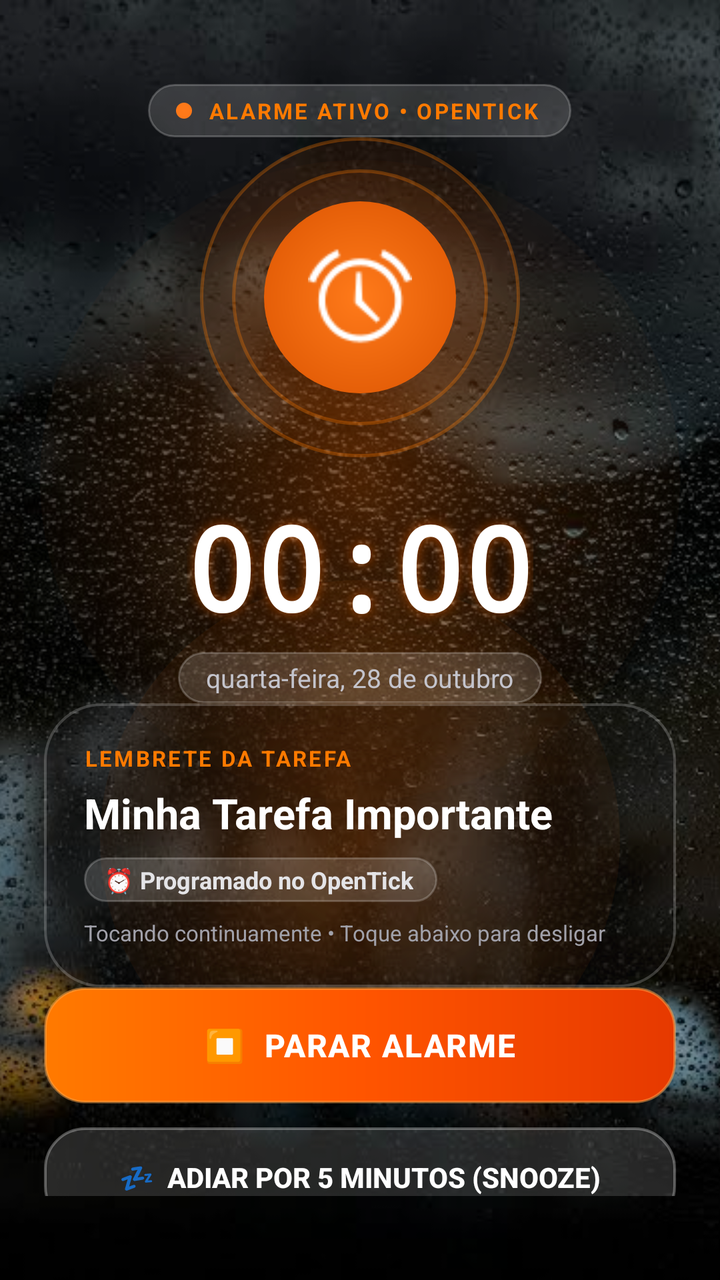
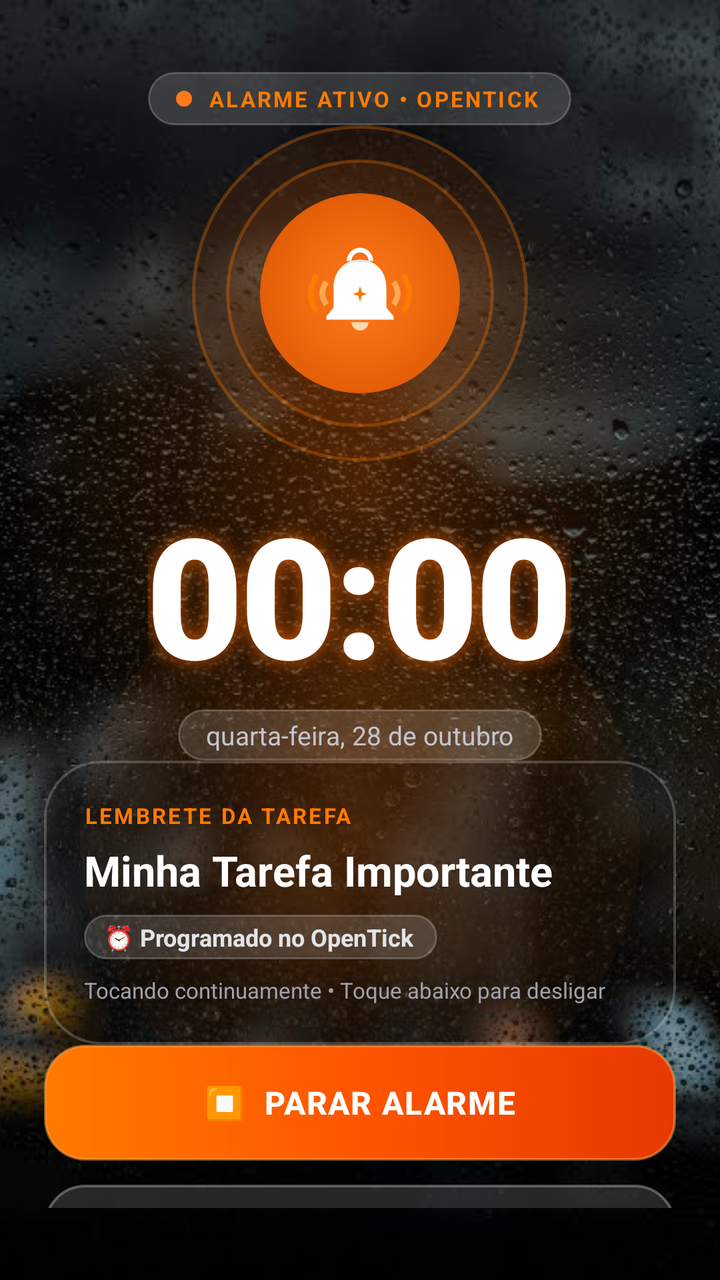

Screens rendered from an Android XML layout before and after an edit, with the pre-edit source and the edit as a unified diff.
<!-- AndroidManifest.xml: activity theme AppTheme.AlarmTheme -->
<!-- res/layout/activity_alarm.xml -->
<?xml version="1.0" encoding="utf-8"?>
<FrameLayout xmlns:android="http://schemas.android.com/apk/res/android"
    android:layout_width="match_parent"
    android:layout_height="match_parent"
    android:background="@android:color/transparent">

    
    <ImageView
        android:id="@+id/alarm_rain_bg"
        android:layout_width="match_parent"
        android:layout_height="match_parent"
        android:scaleType="centerCrop"
        android:src="@drawable/bg_rain_glass_dark" />

    
    <View
        android:layout_width="match_parent"
        android:layout_height="match_parent"
        android:background="#59000000" />

    
    <View
        android:layout_width="320dp"
        android:layout_height="320dp"
        android:layout_gravity="center_horizontal|top"
        android:layout_marginTop="80dp"
        android:background="@drawable/bg_ambient_glow" />

    <View
        android:layout_width="260dp"
        android:layout_height="260dp"
        android:layout_gravity="center_horizontal|bottom"
        android:layout_marginBottom="90dp"
        android:background="@drawable/bg_ambient_glow" />

    
    <LinearLayout
        android:layout_width="match_parent"
        android:layout_height="match_parent"
        android:orientation="vertical"
        android:gravity="center_horizontal"
        android:paddingStart="22dp"
        android:paddingEnd="22dp"
        android:paddingTop="42dp"
        android:paddingBottom="42dp">

        
        <LinearLayout
            android:layout_width="wrap_content"
            android:layout_height="wrap_content"
            android:orientation="horizontal"
            android:gravity="center_vertical"
            android:background="@drawable/bg_glass_pill"
            android:paddingStart="14dp"
            android:paddingEnd="16dp"
            android:paddingTop="6dp"
            android:paddingBottom="6dp">

            <View
                android:id="@+id/alarm_pulsing_dot"
                android:layout_width="8dp"
                android:layout_height="8dp"
                android:layout_marginEnd="8dp"
                android:background="@drawable/bg_alarm_bell_circle" />

            <TextView
                android:layout_width="wrap_content"
                android:layout_height="wrap_content"
                android:text="ALARME ATIVO • OPENTICK"
                android:textColor="#FF7A00"
                android:textSize="11sp"
                android:textStyle="bold"
                android:letterSpacing="0.1" />
        </LinearLayout>

        
        <View
            android:layout_width="match_parent"
            android:layout_height="0dp"
            android:layout_weight="0.8" />

        
        <RelativeLayout
            android:layout_width="160dp"
            android:layout_height="160dp"
            android:gravity="center">

            
            <View
                android:id="@+id/alarm_outer_ripple"
                android:layout_width="160dp"
                android:layout_height="160dp"
                android:layout_centerInParent="true"
                android:background="@drawable/bg_bell_ripple" />

            
            <View
                android:id="@+id/alarm_mid_ripple"
                android:layout_width="128dp"
                android:layout_height="128dp"
                android:layout_centerInParent="true"
                android:background="@drawable/bg_bell_ripple" />

            
            <RelativeLayout
                android:id="@+id/alarm_bell_container"
                android:layout_width="96dp"
                android:layout_height="96dp"
                android:layout_centerInParent="true"
                android:gravity="center"
                android:background="@drawable/bg_alarm_bell_circle">

                <ImageView
                    android:id="@+id/alarm_bell_icon"
                    android:layout_width="52dp"
                    android:layout_height="52dp"
                    android:src="@android:drawable/ic_lock_idle_alarm"
                    android:tint="#ffffff" />
            </RelativeLayout>
        </RelativeLayout>

        
        <TextView
            android:id="@+id/alarm_clock_time"
            android:layout_width="wrap_content"
            android:layout_height="wrap_content"
            android:layout_marginTop="16dp"
            android:text="00:00"
            android:textColor="#FFFFFF"
            android:textSize="58sp"
            android:textStyle="bold"
            android:fontFamily="monospace"
            android:shadowColor="#80FF6B00"
            android:shadowDx="0"
            android:shadowDy="0"
            android:shadowRadius="14" />

        
        <TextView
            android:id="@+id/alarm_clock_date"
            android:layout_width="wrap_content"
            android:layout_height="wrap_content"
            android:layout_marginTop="4dp"
            android:background="@drawable/bg_glass_pill"
            android:paddingStart="14dp"
            android:paddingEnd="14dp"
            android:paddingTop="4dp"
            android:paddingBottom="4dp"
            android:text="quarta-feira, 28 de outubro"
            android:textColor="#C4C4CC"
            android:textSize="13sp" />

        
        <View
            android:layout_width="match_parent"
            android:layout_height="0dp"
            android:layout_weight="0.6" />

        
        <LinearLayout
            android:layout_width="match_parent"
            android:layout_height="wrap_content"
            android:orientation="vertical"
            android:background="@drawable/bg_glass_card"
            android:padding="20dp">

            <TextView
                android:layout_width="wrap_content"
                android:layout_height="wrap_content"
                android:text="LEMBRETE DA TAREFA"
                android:textColor="#FF7A00"
                android:textSize="11sp"
                android:textStyle="bold"
                android:letterSpacing="0.1" />

            <TextView
                android:id="@+id/alarm_task_title"
                android:layout_width="match_parent"
                android:layout_height="wrap_content"
                android:layout_marginTop="6dp"
                android:text="Minha Tarefa Importante"
                android:textColor="#FFFFFF"
                android:textSize="21sp"
                android:textStyle="bold"
                android:maxLines="3"
                android:ellipsize="end" />

            <LinearLayout
                android:layout_width="wrap_content"
                android:layout_height="wrap_content"
                android:orientation="horizontal"
                android:layout_marginTop="8dp"
                android:gravity="center_vertical"
                android:background="@drawable/bg_glass_pill"
                android:paddingStart="10dp"
                android:paddingEnd="12dp"
                android:paddingTop="3dp"
                android:paddingBottom="3dp">

                <TextView
                    android:id="@+id/alarm_task_time_badge"
                    android:layout_width="wrap_content"
                    android:layout_height="wrap_content"
                    android:text="⏰ Programado no OpenTick"
                    android:textColor="#E4E4E7"
                    android:textSize="12sp"
                    android:textStyle="bold" />
            </LinearLayout>

            <TextView
                android:layout_width="wrap_content"
                android:layout_height="wrap_content"
                android:layout_marginTop="8dp"
                android:text="Tocando continuamente • Toque abaixo para desligar"
                android:textColor="#A1A1AA"
                android:textSize="11sp" />
        </LinearLayout>

        
        <View
            android:layout_width="match_parent"
            android:layout_height="0dp"
            android:layout_weight="1.0" />

        
        
        <Button
            android:id="@+id/btn_stop_alarm"
            android:layout_width="match_parent"
            android:layout_height="58dp"
            android:background="@drawable/bg_glass_stop_btn"
            android:text="⏹️  PARAR ALARME"
            android:textColor="#FFFFFF"
            android:textSize="16sp"
            android:textStyle="bold"
            android:letterSpacing="0.04"
            android:stateListAnimator="@null" />

        
        <Button
            android:id="@+id/btn_snooze_alarm"
            android:layout_width="match_parent"
            android:layout_height="50dp"
            android:layout_marginTop="12dp"
            android:background="@drawable/bg_glass_snooze_btn"
            android:text="💤  Adiar por 5 minutos (Snooze)"
            android:textColor="#FFFFFF"
            android:textSize="14sp"
            android:textStyle="bold"
            android:stateListAnimator="@null" />

        
        <Button
            android:id="@+id/btn_open_app"
            android:layout_width="wrap_content"
            android:layout_height="38dp"
            android:layout_marginTop="10dp"
            android:layout_marginBottom="6dp"
            android:background="@drawable/bg_glass_pill"
            android:paddingStart="16dp"
            android:paddingEnd="16dp"
            android:text="Abrir tarefa no aplicativo ↗"
            android:textColor="#D4D4D8"
            android:textSize="12sp"
            android:stateListAnimator="@null" />

    </LinearLayout>

</FrameLayout>
<!-- resources referenced by this layout -->
<resources>
  <!-- drawable bg_alarm_bell_circle (drawable) -->
  <?xml version="1.0" encoding="utf-8"?>
  <shape xmlns:android="http://schemas.android.com/apk/res/android"
      android:shape="oval">
      <gradient
          android:type="radial"
          android:gradientRadius="70dp"
          android:startColor="#ff7a1a"
          android:endColor="#d95200" />
  </shape>
  <!-- drawable bg_ambient_glow (drawable) -->
  <?xml version="1.0" encoding="utf-8"?>
  <shape xmlns:android="http://schemas.android.com/apk/res/android"
      android:shape="oval">
      <gradient
          android:type="radial"
          android:gradientRadius="180dp"
          android:startColor="#47FF6B00"
          android:centerColor="#1AFF6B00"
          android:endColor="#00000000" />
  </shape>
  <!-- drawable bg_bell_ripple (drawable) -->
  <?xml version="1.0" encoding="utf-8"?>
  <shape xmlns:android="http://schemas.android.com/apk/res/android"
      android:shape="oval">
      <solid android:color="#14FF6B00" />
      <stroke android:width="1.5dp" android:color="#4DFF7A00" />
  </shape>
  <!-- drawable bg_glass_card (drawable) -->
  <?xml version="1.0" encoding="utf-8"?>
  <shape xmlns:android="http://schemas.android.com/apk/res/android"
      android:shape="rectangle">
      <corners android:radius="28dp" />
      <solid android:color="#2B1A1A22" />
      <stroke android:width="1.2dp" android:color="#33FFFFFF" />
  </shape>
  <!-- drawable bg_glass_pill (drawable) -->
  <?xml version="1.0" encoding="utf-8"?>
  <shape xmlns:android="http://schemas.android.com/apk/res/android"
      android:shape="rectangle">
      <corners android:radius="999dp" />
      <solid android:color="#26FFFFFF" />
      <stroke android:width="1dp" android:color="#36FFFFFF" />
  </shape>
  <!-- drawable bg_glass_snooze_btn (drawable) -->
  <?xml version="1.0" encoding="utf-8"?>
  <shape xmlns:android="http://schemas.android.com/apk/res/android"
      android:shape="rectangle">
      <corners android:radius="20dp" />
      <solid android:color="#24FFFFFF" />
      <stroke android:width="1.2dp" android:color="#4DFFFFFF" />
  </shape>
  <!-- unchanged entries left out for length: 3 -->
</resources>

<!-- the commit's change to res/layout/activity_alarm.xml (unified diff, before → after) -->
@@ -20,17 +20,17 @@
 
     
     <View
-        android:layout_width="320dp"
-        android:layout_height="320dp"
+        android:layout_width="340dp"
+        android:layout_height="340dp"
         android:layout_gravity="center_horizontal|top"
-        android:layout_marginTop="80dp"
+        android:layout_marginTop="70dp"
         android:background="@drawable/bg_ambient_glow" />
 
     <View
-        android:layout_width="260dp"
-        android:layout_height="260dp"
+        android:layout_width="280dp"
+        android:layout_height="280dp"
         android:layout_gravity="center_horizontal|bottom"
-        android:layout_marginBottom="90dp"
+        android:layout_marginBottom="80dp"
         android:background="@drawable/bg_ambient_glow" />
 
     
@@ -41,8 +41,8 @@
         android:gravity="center_horizontal"
         android:paddingStart="22dp"
         android:paddingEnd="22dp"
-        android:paddingTop="42dp"
-        android:paddingBottom="42dp">
+        android:paddingTop="36dp"
+        android:paddingBottom="36dp">
 
         
         <LinearLayout
@@ -77,45 +77,44 @@
         <View
             android:layout_width="match_parent"
             android:layout_height="0dp"
-            android:layout_weight="0.8" />
+            android:layout_weight="0.6" />
 
         
         <RelativeLayout
-            android:layout_width="160dp"
-            android:layout_height="160dp"
+            android:layout_width="168dp"
+            android:layout_height="168dp"
             android:gravity="center">
 
             
             <View
                 android:id="@+id/alarm_outer_ripple"
-                android:layout_width="160dp"
-                android:layout_height="160dp"
+                android:layout_width="168dp"
+                android:layout_height="168dp"
                 android:layout_centerInParent="true"
                 android:background="@drawable/bg_bell_ripple" />
 
             
             <View
                 android:id="@+id/alarm_mid_ripple"
-                android:layout_width="128dp"
-                android:layout_height="128dp"
+                android:layout_width="134dp"
+                android:layout_height="134dp"
                 android:layout_centerInParent="true"
                 android:background="@drawable/bg_bell_ripple" />
 
             
             <RelativeLayout
                 android:id="@+id/alarm_bell_container"
-                android:layout_width="96dp"
-                android:layout_height="96dp"
+                android:layout_width="100dp"
+                android:layout_height="100dp"
                 android:layout_centerInParent="true"
                 android:gravity="center"
                 android:background="@drawable/bg_alarm_bell_circle">
 
                 <ImageView
                     android:id="@+id/alarm_bell_icon"
-                    android:layout_width="52dp"
-                    android:layout_height="52dp"
-                    android:src="@android:drawable/ic_lock_idle_alarm"
-                    android:tint="#ffffff" />
+                    android:layout_width="60dp"
+                    android:layout_height="60dp"
+                    android:src="@drawable/ic_modern_alarm_bell" />
             </RelativeLayout>
         </RelativeLayout>
 
@@ -124,23 +123,24 @@
             android:id="@+id/alarm_clock_time"
             android:layout_width="wrap_content"
             android:layout_height="wrap_content"
-            android:layout_marginTop="16dp"
+            android:layout_marginTop="10dp"
             android:text="00:00"
             android:textColor="#FFFFFF"
-            android:textSize="58sp"
+            android:textSize="84sp"
             android:textStyle="bold"
-            android:fontFamily="monospace"
-            android:shadowColor="#80FF6B00"
+            android:fontFamily="sans-serif-black"
+            android:letterSpacing="-0.02"
+            android:shadowColor="#B3FF6B00"
             android:shadowDx="0"
             android:shadowDy="0"
-            android:shadowRadius="14" />
+            android:shadowRadius="24" />
 
         
         <TextView
             android:id="@+id/alarm_clock_date"
             android:layout_width="wrap_content"
             android:layout_height="wrap_content"
-            android:layout_marginTop="4dp"
+            android:layout_marginTop="2dp"
             android:background="@drawable/bg_glass_pill"
             android:paddingStart="14dp"
             android:paddingEnd="14dp"
@@ -154,7 +154,7 @@
         <View
             android:layout_width="match_parent"
             android:layout_height="0dp"
-            android:layout_weight="0.6" />
+            android:layout_weight="0.5" />
 
         
         <LinearLayout
@@ -220,7 +220,7 @@
         <View
             android:layout_width="match_parent"
             android:layout_height="0dp"
-            android:layout_weight="1.0" />
+            android:layout_weight="0.9" />
 
         
         
<!-- resource entries referenced after the edit -->
@@ -52,6 +52,55 @@
       <solid android:color="#24FFFFFF" />
       <stroke android:width="1.2dp" android:color="#4DFFFFFF" />
   </shape>
+  <!-- drawable ic_modern_alarm_bell (drawable) -->
+  <?xml version="1.0" encoding="utf-8"?>
+  <vector xmlns:android="http://schemas.android.com/apk/res/android"
+      android:width="64dp"
+      android:height="64dp"
+      android:viewportWidth="100"
+      android:viewportHeight="100">
+  
+      
+      <path
+          android:fillColor="#FFFFFF"
+          android:pathData="M50,12 C44,12 39,17 39,23 L43,23 C43,19 46,16 50,16 C54,16 57,19 57,23 L61,23 C61,17 56,12 50,12 Z" />
+  
+      
+      <path
+          android:fillColor="#FFA74F"
+          android:pathData="M24,42 C20,47 20,53 24,58 L20,61 C15,53 15,47 20,39 Z" />
+      <path
+          android:fillColor="#FF7A00"
+          android:pathData="M16,36 C10,44 10,56 16,64 L12,67 C5,56 5,44 12,33 Z" />
+  
+      
+      <path
+          android:fillColor="#FFA74F"
+          android:pathData="M76,42 C80,47 80,53 76,58 L80,61 C85,53 85,47 80,39 Z" />
+      <path
+          android:fillColor="#FF7A00"
+          android:pathData="M84,36 C90,44 90,56 84,64 L88,67 C95,56 95,44 88,33 Z" />
+  
+      
+      <path
+          android:fillColor="#FFFFFF"
+          android:pathData="M50,22 C37,22 28,32 28,45 L28,62 L22,69 L22,72 L78,72 L78,69 L72,62 L72,45 C72,32 63,22 50,22 Z" />
+  
+      
+      <path
+          android:fillColor="#E2E8F0"
+          android:pathData="M50,22 C53,22 62,24 67,31 C63,26 57,24 50,24 C43,24 37,26 33,31 C38,24 47,22 50,22 Z" />
+  
+      
+      <path
+          android:fillColor="#FFD8B0"
+          android:pathData="M43,74 C43,78 46,81 50,81 C54,81 57,78 57,74 Z" />
+  
+      
+      <path
+          android:fillColor="#FF7A00"
+          android:pathData="M50,44 L51.5,49 L56,50.5 L51.5,52 L50,57 L48.5,52 L44,50.5 L48.5,49 Z" />
+  </vector>
   <!-- unchanged entries left out for length: 3 -->
 </resources>
 
